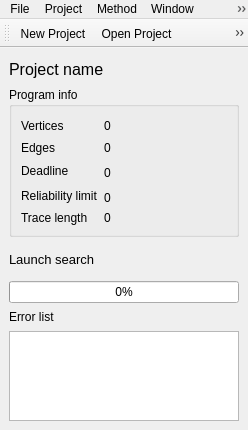
DanielZorin/movepoint, file src/SchedulerGUI/Windows/MainWindow.ui: the form before one commit.
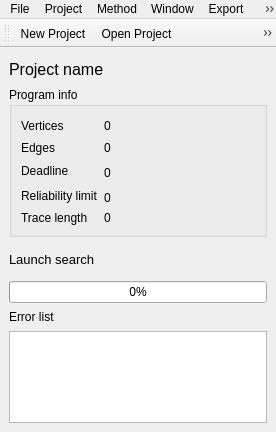
The form after the commit. Icons and pictures are not drawn.

```diff
--- a/src/SchedulerGUI/Windows/MainWindow.ui
+++ b/src/SchedulerGUI/Windows/MainWindow.ui
@@ -5,8 +5,8 @@
    <rect>
     <x>0</x>
     <y>0</y>
-    <width>248</width>
-    <height>430</height>
+    <width>276</width>
+    <height>432</height>
    </rect>
   </property>
   <property name="sizePolicy" >
@@ -37,8 +37,8 @@
     <rect>
      <x>0</x>
      <y>59</y>
-     <width>248</width>
-     <height>371</height>
+     <width>276</width>
+     <height>373</height>
     </rect>
    </property>
    <property name="styleSheet" >
@@ -471,7 +471,7 @@
     <rect>
      <x>0</x>
      <y>0</y>
-     <width>248</width>
+     <width>276</width>
      <height>22</height>
     </rect>
    </property>
@@ -538,7 +538,7 @@
     <rect>
      <x>0</x>
      <y>22</y>
-     <width>248</width>
+     <width>276</width>
      <height>37</height>
     </rect>
    </property>
```
